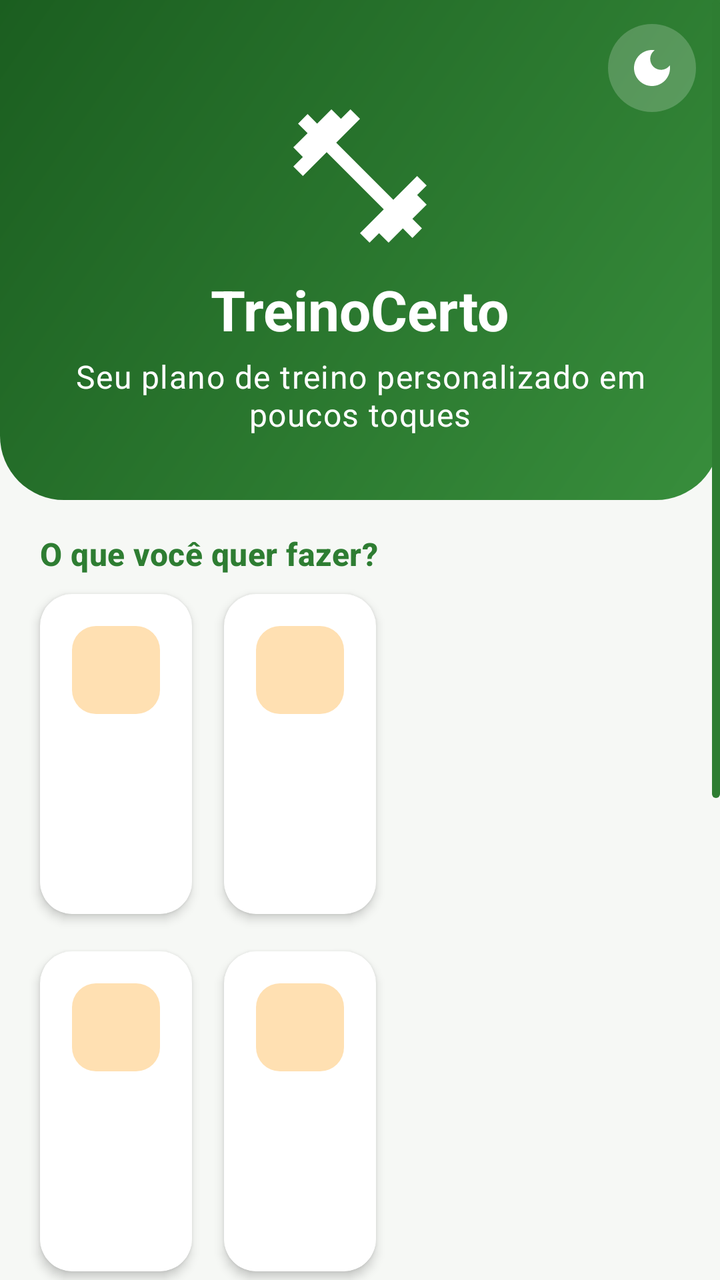
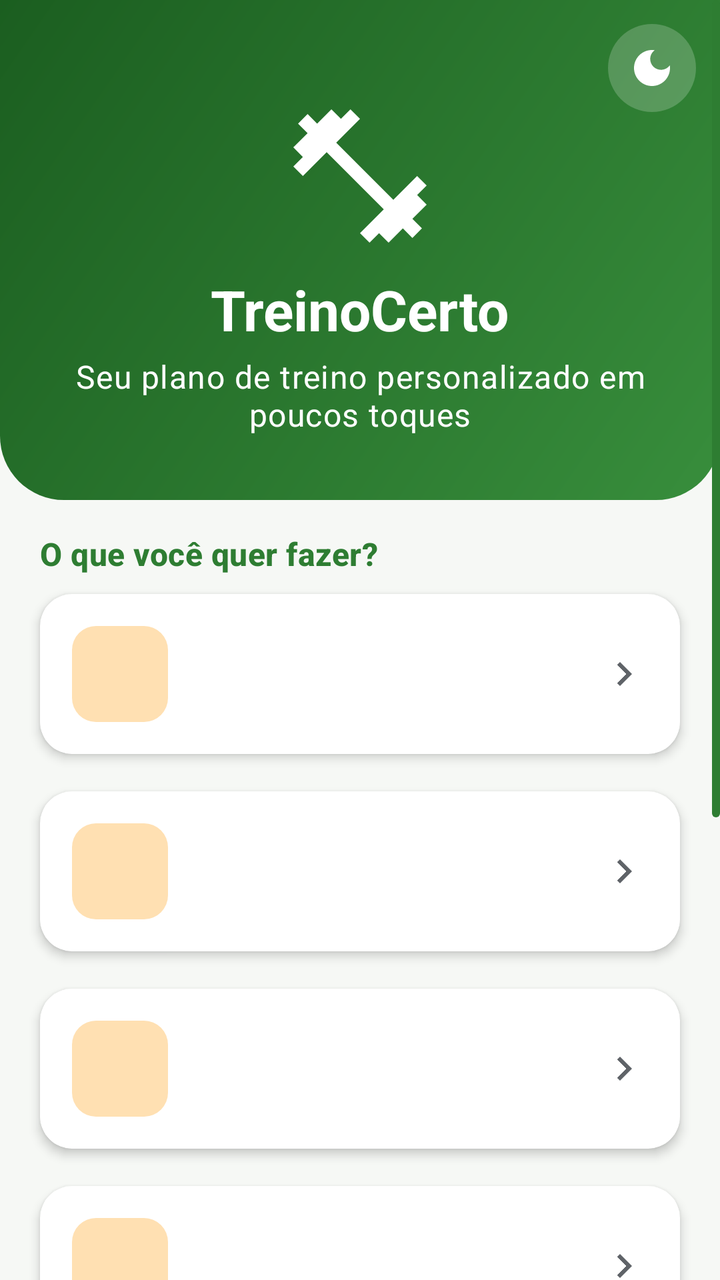

Screens rendered from an Android XML layout before and after an edit, with the pre-edit source and the edit as a unified diff.
<!-- AndroidManifest.xml: application theme Theme.TreinoCerto -->
<!-- res/layout/activity_main.xml -->
<?xml version="1.0" encoding="utf-8"?>
<ScrollView xmlns:android="http://schemas.android.com/apk/res/android"
    xmlns:app="http://schemas.android.com/apk/res-auto"
    android:layout_width="match_parent"
    android:layout_height="match_parent"
    android:fadeScrollbars="false"
    android:fillViewport="true"
    android:scrollbarThumbVertical="@drawable/barra_rolagem"
    android:scrollbars="vertical">

    <LinearLayout
        android:layout_width="match_parent"
        android:layout_height="wrap_content"
        android:orientation="vertical">

        
        <FrameLayout
            android:layout_width="match_parent"
            android:layout_height="wrap_content"
            android:background="@drawable/fundo_cabecalho">

            <ImageButton
                android:id="@+id/btnTema"
                android:layout_width="44dp"
                android:layout_height="44dp"
                android:layout_gravity="top|end"
                android:layout_margin="12dp"
                android:background="@drawable/fundo_circulo_claro"
                android:contentDescription="@string/tema_alternar"
                android:padding="10dp"
                android:src="@drawable/ic_tema_escuro"
                app:tint="@color/branco" />

            <LinearLayout
                android:layout_width="match_parent"
                android:layout_height="wrap_content"
                android:gravity="center_horizontal"
                android:orientation="vertical"
                android:paddingTop="48dp"
                android:paddingBottom="32dp">

                <ImageView
                    android:layout_width="80dp"
                    android:layout_height="80dp"
                    android:contentDescription="@string/app_name"
                    android:src="@drawable/ic_haltere"
                    app:tint="@color/branco" />

                <TextView
                    android:layout_width="wrap_content"
                    android:layout_height="wrap_content"
                    android:layout_marginTop="@dimen/espaco_pequeno"
                    android:text="@string/app_name"
                    android:textAppearance="@style/TextAppearance.Material3.HeadlineMedium"
                    android:textColor="@color/branco"
                    android:textStyle="bold" />

                <TextView
                    android:id="@+id/txtSaudacao"
                    android:layout_width="wrap_content"
                    android:layout_height="wrap_content"
                    android:layout_marginHorizontal="@dimen/margem_tela"
                    android:layout_marginTop="4dp"
                    android:gravity="center"
                    android:text="@string/slogan"
                    android:textAppearance="@style/TextAppearance.Material3.BodyLarge"
                    android:textColor="@color/branco" />
            </LinearLayout>
        </FrameLayout>

        
        <androidx.cardview.widget.CardView
            android:id="@+id/cardResumo"
            style="@style/Cartao"
            android:layout_width="match_parent"
            android:layout_height="wrap_content"
            android:layout_marginHorizontal="@dimen/espaco_medio"
            android:layout_marginTop="@dimen/espaco_medio"
            android:clickable="true"
            android:focusable="true"
            android:foreground="?attr/selectableItemBackground"
            android:visibility="gone">

            <LinearLayout
                android:layout_width="match_parent"
                android:layout_height="wrap_content"
                android:orientation="vertical">

                <TextView
                    android:layout_width="wrap_content"
                    android:layout_height="wrap_content"
                    android:text="@string/home_hoje"
                    android:textAppearance="@style/Texto.Secao" />

                <TextView
                    android:id="@+id/txtKcalHoje"
                    android:layout_width="wrap_content"
                    android:layout_height="wrap_content"
                    android:layout_marginTop="@dimen/espaco_pequeno"
                    android:drawablePadding="6dp"
                    android:textAppearance="@style/Texto.Corpo"
                    android:textStyle="bold"
                    app:drawableStartCompat="@drawable/ic_fogo"
                    app:drawableTint="@color/laranja" />

                <ProgressBar
                    android:id="@+id/barraKcalHoje"
                    style="?android:attr/progressBarStyleHorizontal"
                    android:layout_width="match_parent"
                    android:layout_height="10dp"
                    android:layout_marginTop="6dp" />

                <TextView
                    android:id="@+id/txtUltimoPeso"
                    android:layout_width="wrap_content"
                    android:layout_height="wrap_content"
                    android:layout_marginTop="@dimen/espaco_pequeno"
                    android:drawablePadding="6dp"
                    android:textAppearance="@style/Texto.Secundario"
                    app:drawableStartCompat="@drawable/ic_balanca"
                    app:drawableTint="@color/verde_primario" />
            </LinearLayout>
        </androidx.cardview.widget.CardView>

        
        <TextView
            android:layout_width="wrap_content"
            android:layout_height="wrap_content"
            android:layout_marginHorizontal="20dp"
            android:layout_marginTop="@dimen/espaco_medio"
            android:text="@string/home_o_que_fazer"
            android:textAppearance="@style/Texto.Secao" />

        <GridLayout
            android:layout_width="match_parent"
            android:layout_height="wrap_content"
            android:columnCount="2"
            android:paddingHorizontal="12dp"
            android:paddingBottom="@dimen/espaco_grande">

            <include
                android:id="@+id/menuNovaAvaliacao"
                layout="@layout/item_menu_grade" />

            <include
                android:id="@+id/menuProgresso"
                layout="@layout/item_menu_grade" />

            <include
                android:id="@+id/menuDiario"
                layout="@layout/item_menu_grade" />

            <include
                android:id="@+id/menuPeso"
                layout="@layout/item_menu_grade" />

            <include
                android:id="@+id/menuHistorico"
                layout="@layout/item_menu_grade" />

            <include
                android:id="@+id/menuPerfil"
                layout="@layout/item_menu_grade" />

            <include
                android:id="@+id/menuSobre"
                layout="@layout/item_menu_grade" />
        </GridLayout>
    </LinearLayout>
</ScrollView>
<!-- res/layout/item_menu_grade.xml (included above) -->
<?xml version="1.0" encoding="utf-8"?>
<androidx.cardview.widget.CardView xmlns:android="http://schemas.android.com/apk/res/android"
    xmlns:app="http://schemas.android.com/apk/res-auto"
    style="@style/Cartao"
    android:layout_width="0dp"
    android:layout_height="wrap_content"
    android:layout_columnWeight="1"
    android:clickable="true"
    android:focusable="true"
    android:foreground="?attr/selectableItemBackground">

    <LinearLayout
        android:layout_width="match_parent"
        android:layout_height="wrap_content"
        android:minHeight="128dp"
        android:orientation="vertical">

        <ImageView
            android:id="@+id/imgIcone"
            android:layout_width="44dp"
            android:layout_height="44dp"
            android:background="@drawable/fundo_chip"
            android:importantForAccessibility="no"
            android:padding="10dp"
            app:tint="@color/laranja" />

        <TextView
            android:id="@+id/txtTitulo"
            android:layout_width="wrap_content"
            android:layout_height="wrap_content"
            android:layout_marginTop="@dimen/espaco_pequeno"
            android:textAppearance="@style/Texto.Corpo"
            android:textStyle="bold" />

        <TextView
            android:id="@+id/txtDescricao"
            android:layout_width="wrap_content"
            android:layout_height="wrap_content"
            android:maxLines="2"
            android:textAppearance="@style/TextAppearance.Material3.BodySmall"
            android:textColor="@color/texto_secundario" />
    </LinearLayout>
</androidx.cardview.widget.CardView>
<!-- resources referenced by this layout -->
<resources>
  <color name="branco">#FFFFFF</color>
  <color name="laranja">#F57C00</color>
  <color name="texto_secundario">#5F6368</color>
  <color name="verde_primario">#2E7D32</color>
  <dimen name="espaco_grande">24dp</dimen>
  <dimen name="espaco_medio">16dp</dimen>
  <dimen name="espaco_pequeno">8dp</dimen>
  <dimen name="margem_tela">20dp</dimen>
  <!-- drawable barra_rolagem (drawable) -->
  <?xml version="1.0" encoding="utf-8"?>
  <shape xmlns:android="http://schemas.android.com/apk/res/android" android:shape="rectangle">
      <solid android:color="@color/verde_primario" />
      <corners android:radius="2dp" />
      <size android:width="4dp" android:height="4dp" />
  </shape>
  <!-- drawable fundo_cabecalho (drawable) -->
  <?xml version="1.0" encoding="utf-8"?>
  <shape xmlns:android="http://schemas.android.com/apk/res/android">
      <gradient
          android:angle="315"
          android:endColor="@color/cabecalho_fim"
          android:startColor="@color/cabecalho_inicio" />
      <corners
          android:bottomLeftRadius="32dp"
          android:bottomRightRadius="32dp" />
  </shape>
  <!-- drawable fundo_chip (drawable) -->
  <?xml version="1.0" encoding="utf-8"?>
  <shape xmlns:android="http://schemas.android.com/apk/res/android">
      <solid android:color="@color/laranja_claro" />
      <corners android:radius="12dp" />
  </shape>
  <!-- drawable fundo_circulo_claro (drawable) -->
  <?xml version="1.0" encoding="utf-8"?>
  <shape xmlns:android="http://schemas.android.com/apk/res/android" android:shape="oval">
      <solid android:color="#33FFFFFF" />
  </shape>
  <string name="app_name">TreinoCerto</string>
  <string name="home_hoje">Resumo de hoje</string>
  <string name="home_o_que_fazer">O que você quer fazer?</string>
  <string name="slogan">Seu plano de treino personalizado em poucos toques</string>
  <string name="tema_alternar">Alternar tema claro/escuro</string>
  <style name="Cartao" parent="">
          <item name="cardCornerRadius">16dp</item>
          <item name="cardElevation">3dp</item>
          <item name="cardBackgroundColor">@color/superficie</item>
          <item name="contentPadding">16dp</item>
          <item name="cardUseCompatPadding">true</item>
      </style>
  <style name="Texto.Corpo" parent="TextAppearance.Material3.BodyLarge">
          <item name="android:textColor">@color/texto_primario</item>
      </style>
  <style name="Texto.Secao" parent="TextAppearance.Material3.TitleMedium">
          <item name="android:textColor">@color/verde_primario</item>
          <item name="android:textStyle">bold</item>
      </style>
  <style name="Texto.Secundario" parent="TextAppearance.Material3.BodyMedium">
          <item name="android:textColor">@color/texto_secundario</item>
      </style>
  <color name="cabecalho_fim">#388E3C</color>
  <color name="cabecalho_inicio">#1B5E20</color>
  <color name="laranja_claro">#FFE0B2</color>
  <color name="superficie">#FFFFFF</color>
  <color name="texto_primario">#1C1B1F</color>
  <color name="sobre_primario">#FFFFFF</color>
  <color name="verde_claro">#C8E6C9</color>
  <color name="fundo">#F6F8F5</color>
  <color name="erro">#C62828</color>
  <!-- unchanged entries left out for length: 5 -->
</resources>

<!-- the commit's change to res/layout/activity_main.xml (unified diff, before → after) -->
@@ -131,51 +131,50 @@
             android:text="@string/home_o_que_fazer"
             android:textAppearance="@style/Texto.Secao" />
 
-        <GridLayout
+        <LinearLayout
             android:layout_width="match_parent"
             android:layout_height="wrap_content"
-            android:columnCount="2"
+            android:orientation="vertical"
             android:paddingHorizontal="12dp"
             android:paddingBottom="@dimen/espaco_grande">
 
             <include
                 android:id="@+id/menuNovaAvaliacao"
-                layout="@layout/item_menu_grade" />
+                layout="@layout/item_menu_home" />
 
             <include
                 android:id="@+id/menuProgresso"
-                layout="@layout/item_menu_grade" />
+                layout="@layout/item_menu_home" />
 
             <include
                 android:id="@+id/menuDiario"
-                layout="@layout/item_menu_grade" />
+                layout="@layout/item_menu_home" />
 
             <include
                 android:id="@+id/menuPeso"
-                layout="@layout/item_menu_grade" />
+                layout="@layout/item_menu_home" />
 
             <include
                 android:id="@+id/menuHistorico"
-                layout="@layout/item_menu_grade" />
+                layout="@layout/item_menu_home" />
 
             <include
                 android:id="@+id/menuPerfil"
-                layout="@layout/item_menu_grade" />
+                layout="@layout/item_menu_home" />
 
             <include
                 android:id="@+id/menuSobre"
-                layout="@layout/item_menu_grade" />
-        </GridLayout>
+                layout="@layout/item_menu_home" />
+        </LinearLayout>
     </LinearLayout>
 </ScrollView>
-<!-- res/layout/item_menu_grade.xml (included above) -->
+<!-- res/layout/item_menu_home.xml (included above) -->
 <?xml version="1.0" encoding="utf-8"?>
 <androidx.cardview.widget.CardView xmlns:android="http://schemas.android.com/apk/res/android"
     xmlns:app="http://schemas.android.com/apk/res-auto"
     style="@style/Cartao"
-    android:layout_width="0dp"
+    android:layout_width="match_parent"
     android:layout_height="wrap_content"
-    android:layout_columnWeight="1"
     android:clickable="true"
     android:focusable="true"
     android:foreground="?attr/selectableItemBackground">
@@ -183,32 +182,44 @@
     <LinearLayout
         android:layout_width="match_parent"
         android:layout_height="wrap_content"
-        android:minHeight="128dp"
-        android:orientation="vertical">
+        android:gravity="center_vertical"
+        android:orientation="horizontal">
 
         <ImageView
             android:id="@+id/imgIcone"
-            android:layout_width="44dp"
-            android:layout_height="44dp"
+            android:layout_width="48dp"
+            android:layout_height="48dp"
             android:background="@drawable/fundo_chip"
             android:importantForAccessibility="no"
             android:padding="10dp"
             app:tint="@color/laranja" />
 
-        <TextView
-            android:id="@+id/txtTitulo"
-            android:layout_width="wrap_content"
-            android:layout_height="wrap_content"
-            android:layout_marginTop="@dimen/espaco_pequeno"
-            android:textAppearance="@style/Texto.Corpo"
-            android:textStyle="bold" />
-
-        <TextView
-            android:id="@+id/txtDescricao"
-            android:layout_width="wrap_content"
-            android:layout_height="wrap_content"
-            android:maxLines="2"
-            android:textAppearance="@style/TextAppearance.Material3.BodySmall"
-            android:textColor="@color/texto_secundario" />
+        <LinearLayout
+            android:layout_width="0dp"
+            android:layout_height="wrap_content"
+            android:layout_marginStart="@dimen/espaco_medio"
+            android:layout_weight="1"
+            android:orientation="vertical">
+
+            <TextView
+                android:id="@+id/txtTitulo"
+                android:layout_width="wrap_content"
+                android:layout_height="wrap_content"
+                android:textAppearance="@style/Texto.Corpo"
+                android:textStyle="bold" />
+
+            <TextView
+                android:id="@+id/txtDescricao"
+                android:layout_width="wrap_content"
+                android:layout_height="wrap_content"
+                android:textAppearance="@style/Texto.Secundario" />
+        </LinearLayout>
+
+        <ImageView
+            android:layout_width="24dp"
+            android:layout_height="24dp"
+            android:importantForAccessibility="no"
+            android:src="@drawable/ic_seta_direita"
+            app:tint="@color/texto_secundario" />
     </LinearLayout>
 </androidx.cardview.widget.CardView>
<!-- resource entries referenced after the edit -->
@@ -37,6 +37,17 @@
   <shape xmlns:android="http://schemas.android.com/apk/res/android" android:shape="oval">
       <solid android:color="#33FFFFFF" />
   </shape>
+  <!-- drawable ic_seta_direita (drawable) -->
+  <vector xmlns:android="http://schemas.android.com/apk/res/android"
+      android:width="24dp"
+      android:height="24dp"
+      android:viewportWidth="24"
+      android:viewportHeight="24"
+      android:tint="?attr/colorControlNormal">
+      <path
+          android:fillColor="@android:color/white"
+          android:pathData="M10,6L8.59,7.41 13.17,12l-4.58,4.59L10,18l6,-6z" />
+  </vector>
   <string name="app_name">TreinoCerto</string>
   <string name="home_hoje">Resumo de hoje</string>
   <string name="home_o_que_fazer">O que você quer fazer?</string>
